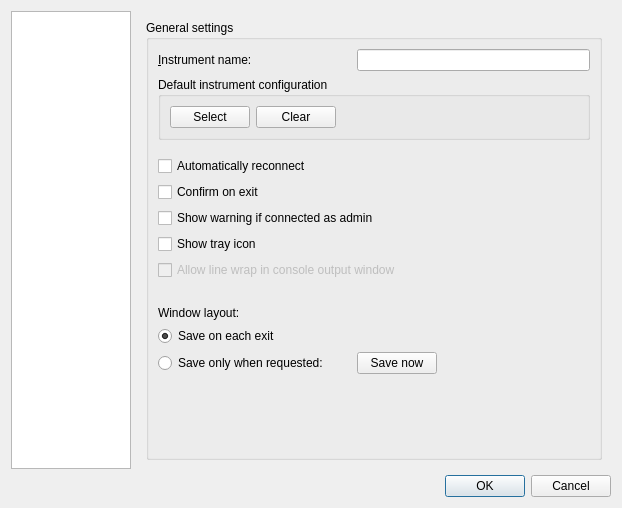
The window that nicos/clients/gui/dialogs/settings.ui (mlz-ictrl/nicos) describes before a commit, drawn with Qt 5.
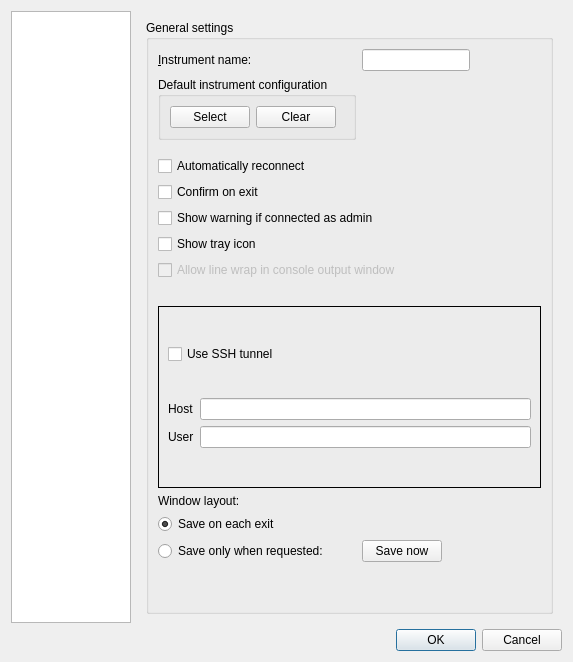
The same window after the commit.

Commit message:
GUI: Add option to configure ssh tunnel interactively
Since the command line option to configure the ssh tunnel is not very
comfortable for standard users an option to configure the ssh tunnel via
the graphical setup would be quiet useful. It's helpful as well for the
windows version.

The sshtunnel package requirements are increased to fix some problems
with finishing the client.

The edit to the form file:
```diff
--- a/nicos/clients/gui/dialogs/settings.ui
+++ b/nicos/clients/gui/dialogs/settings.ui
@@ -6,10 +6,16 @@
    <rect>
     <x>0</x>
     <y>0</y>
-    <width>622</width>
-    <height>508</height>
+    <width>573</width>
+    <height>662</height>
    </rect>
   </property>
+  <property name="sizePolicy">
+   <sizepolicy hsizetype="Preferred" vsizetype="MinimumExpanding">
+    <horstretch>0</horstretch>
+    <verstretch>0</verstretch>
+   </sizepolicy>
+  </property>
   <property name="windowTitle">
    <string>Preferences</string>
   </property>
@@ -33,30 +39,6 @@
           <string>General settings</string>
          </property>
          <layout class="QGridLayout" name="gridLayout_3">
-          <item row="14" column="0">
-           <widget class="QRadioButton" name="manualSaveLayout">
-            <property name="text">
-             <string>Save only when requested:       </string>
-            </property>
-           </widget>
-          </item>
-          <item row="10" column="0" colspan="3">
-           <widget class="QCheckBox" name="allowOutputLineWrap">
-            <property name="enabled">
-             <bool>false</bool>
-            </property>
-            <property name="text">
-             <string>Allow line wrap in console output window</string>
-            </property>
-           </widget>
-          </item>
-          <item row="8" column="0" colspan="2">
-           <widget class="QCheckBox" name="warnWhenAdmin">
-            <property name="text">
-             <string>Show warning if connected as admin</string>
-            </property>
-           </widget>
-          </item>
           <item row="0" column="0">
            <widget class="QLabel" name="label_2">
             <property name="text">
@@ -67,77 +49,7 @@
             </property>
            </widget>
           </item>
-          <item row="12" column="0">
-           <widget class="QLabel" name="label">
-            <property name="text">
-             <string>Window layout:</string>
-            </property>
-           </widget>
-          </item>
-          <item row="11" column="0">
-           <spacer name="verticalSpacer_3">
-            <property name="orientation">
-             <enum>Qt::Vertical</enum>
-            </property>
-            <property name="sizeType">
-             <enum>QSizePolicy::Fixed</enum>
-            </property>
-            <property name="sizeHint" stdset="0">
-             <size>
-              <width>20</width>
-              <height>20</height>
-             </size>
-            </property>
-           </spacer>
-          </item>
-          <item row="13" column="0" colspan="2">
-           <widget class="QRadioButton" name="autoSaveLayout">
-            <property name="text">
-             <string>Save on each exit</string>
-            </property>
-            <property name="checked">
-             <bool>true</bool>
-            </property>
-           </widget>
-          </item>
-          <item row="7" column="0">
-           <widget class="QCheckBox" name="confirmExit">
-            <property name="text">
-             <string>Confirm on exit</string>
-            </property>
-           </widget>
-          </item>
-          <item row="6" column="0" colspan="2">
-           <widget class="QCheckBox" name="autoReconnect">
-            <property name="text">
-             <string>Automatically reconnect</string>
-            </property>
-           </widget>
-          </item>
-          <item row="5" column="0">
-           <spacer name="verticalSpacer_5">
-            <property name="orientation">
-             <enum>Qt::Vertical</enum>
-            </property>
-            <property name="sizeType">
-             <enum>QSizePolicy::Fixed</enum>
-            </property>
-            <property name="sizeHint" stdset="0">
-             <size>
-              <width>20</width>
-              <height>10</height>
-             </size>
-            </property>
-           </spacer>
-          </item>
-          <item row="9" column="0">
-           <widget class="QCheckBox" name="showTrayIcon">
-            <property name="text">
-             <string>Show tray icon</string>
-            </property>
-           </widget>
-          </item>
-          <item row="0" column="1" colspan="3">
+          <item row="0" column="1">
            <widget class="QLineEdit" name="instrument">
             <property name="sizePolicy">
              <sizepolicy hsizetype="Expanding" vsizetype="Fixed">
@@ -147,49 +59,7 @@
             </property>
            </widget>
           </item>
-          <item row="15" column="0">
-           <spacer name="verticalSpacer_2">
-            <property name="orientation">
-             <enum>Qt::Vertical</enum>
-            </property>
-            <property name="sizeHint" stdset="0">
-             <size>
-              <width>20</width>
-              <height>40</height>
-             </size>
-            </property>
-           </spacer>
-          </item>
-          <item row="14" column="3">
-           <spacer name="horizontalSpacer">
-            <property name="orientation">
-             <enum>Qt::Horizontal</enum>
-            </property>
-            <property name="sizeType">
-             <enum>QSizePolicy::Expanding</enum>
-            </property>
-            <property name="sizeHint" stdset="0">
-             <size>
-              <width>40</width>
-              <height>20</height>
-             </size>
-            </property>
-           </spacer>
-          </item>
-          <item row="14" column="1" colspan="2">
-           <widget class="QPushButton" name="saveLayoutBtn">
-            <property name="sizePolicy">
-             <sizepolicy hsizetype="Fixed" vsizetype="Fixed">
-              <horstretch>0</horstretch>
-              <verstretch>0</verstretch>
-             </sizepolicy>
-            </property>
-            <property name="text">
-             <string>Save now</string>
-            </property>
-           </widget>
-          </item>
-          <item row="1" column="0" colspan="4">
+          <item row="1" column="0">
            <widget class="QGroupBox" name="groupInstrConfig">
             <property name="title">
              <string>Default instrument configuration</string>
@@ -231,6 +101,221 @@
             </layout>
            </widget>
           </item>
+          <item row="2" column="0">
+           <spacer name="verticalSpacer_5">
+            <property name="orientation">
+             <enum>Qt::Vertical</enum>
+            </property>
+            <property name="sizeType">
+             <enum>QSizePolicy::Fixed</enum>
+            </property>
+            <property name="sizeHint" stdset="0">
+             <size>
+              <width>20</width>
+              <height>10</height>
+             </size>
+            </property>
+           </spacer>
+          </item>
+          <item row="3" column="0">
+           <widget class="QCheckBox" name="autoReconnect">
+            <property name="text">
+             <string>Automatically reconnect</string>
+            </property>
+           </widget>
+          </item>
+          <item row="4" column="0">
+           <widget class="QCheckBox" name="confirmExit">
+            <property name="text">
+             <string>Confirm on exit</string>
+            </property>
+           </widget>
+          </item>
+          <item row="5" column="0" colspan="2">
+           <widget class="QCheckBox" name="warnWhenAdmin">
+            <property name="text">
+             <string>Show warning if connected as admin</string>
+            </property>
+           </widget>
+          </item>
+          <item row="6" column="0">
+           <widget class="QCheckBox" name="showTrayIcon">
+            <property name="text">
+             <string>Show tray icon</string>
+            </property>
+           </widget>
+          </item>
+          <item row="7" column="0" colspan="2">
+           <widget class="QCheckBox" name="allowOutputLineWrap">
+            <property name="enabled">
+             <bool>false</bool>
+            </property>
+            <property name="text">
+             <string>Allow line wrap in console output window</string>
+            </property>
+           </widget>
+          </item>
+          <item row="8" column="0">
+           <spacer name="verticalSpacer_3">
+            <property name="orientation">
+             <enum>Qt::Vertical</enum>
+            </property>
+            <property name="sizeType">
+             <enum>QSizePolicy::Fixed</enum>
+            </property>
+            <property name="sizeHint" stdset="0">
+             <size>
+              <width>20</width>
+              <height>20</height>
+             </size>
+            </property>
+           </spacer>
+          </item>
+          <item row="9" column="0" colspan="3">
+           <widget class="QFrame" name="frame_3">
+            <property name="sizePolicy">
+             <sizepolicy hsizetype="Preferred" vsizetype="MinimumExpanding">
+              <horstretch>0</horstretch>
+              <verstretch>0</verstretch>
+             </sizepolicy>
+            </property>
+            <property name="frameShape">
+             <enum>QFrame::Panel</enum>
+            </property>
+            <layout class="QGridLayout" name="gridLayout_5">
+             <item row="1" column="0">
+              <layout class="QGridLayout" name="gridLayout_4">
+               <item row="0" column="0">
+                <widget class="QLabel" name="tunnelHostLabel">
+                 <property name="enabled">
+                  <bool>true</bool>
+                 </property>
+                 <property name="sizePolicy">
+                  <sizepolicy hsizetype="Minimum" vsizetype="Preferred">
+                   <horstretch>0</horstretch>
+                   <verstretch>0</verstretch>
+                  </sizepolicy>
+                 </property>
+                 <property name="text">
+                  <string>Host</string>
+                 </property>
+                </widget>
+               </item>
+               <item row="0" column="1">
+                <widget class="QLineEdit" name="tunnelHostInput">
+                 <property name="enabled">
+                  <bool>true</bool>
+                 </property>
+                </widget>
+               </item>
+               <item row="1" column="0">
+                <widget class="QLabel" name="tunnelUserLabel">
+                 <property name="enabled">
+                  <bool>true</bool>
+                 </property>
+                 <property name="sizePolicy">
+                  <sizepolicy hsizetype="Minimum" vsizetype="Preferred">
+                   <horstretch>0</horstretch>
+                   <verstretch>0</verstretch>
+                  </sizepolicy>
+                 </property>
+                 <property name="text">
+                  <string>User</string>
+                 </property>
+                </widget>
+               </item>
+               <item row="1" column="1">
+                <widget class="QLineEdit" name="tunnelUserInput">
+                 <property name="enabled">
+                  <bool>true</bool>
+                 </property>
+                </widget>
+               </item>
+              </layout>
+             </item>
+             <item row="0" column="0">
+              <layout class="QVBoxLayout" name="verticalLayout_2">
+               <item>
+                <widget class="QCheckBox" name="useTunnelCheckBox">
+                 <property name="text">
+                  <string>Use SSH tunnel</string>
+                 </property>
+                </widget>
+               </item>
+              </layout>
+             </item>
+            </layout>
+           </widget>
+          </item>
+          <item row="10" column="0">
+           <widget class="QLabel" name="label">
+            <property name="text">
+             <string>Window layout:</string>
+            </property>
+           </widget>
+          </item>
+          <item row="11" column="0">
+           <widget class="QRadioButton" name="autoSaveLayout">
+            <property name="text">
+             <string>Save on each exit</string>
+            </property>
+            <property name="checked">
+             <bool>true</bool>
+            </property>
+           </widget>
+          </item>
+          <item row="12" column="0">
+           <widget class="QRadioButton" name="manualSaveLayout">
+            <property name="text">
+             <string>Save only when requested:       </string>
+            </property>
+           </widget>
+          </item>
+          <item row="12" column="1">
+           <widget class="QPushButton" name="saveLayoutBtn">
+            <property name="sizePolicy">
+             <sizepolicy hsizetype="Fixed" vsizetype="Fixed">
+              <horstretch>0</horstretch>
+              <verstretch>0</verstretch>
+             </sizepolicy>
+            </property>
+            <property name="text">
+             <string>Save now</string>
+            </property>
+           </widget>
+          </item>
+          <item row="12" column="2">
+           <spacer name="horizontalSpacer">
+            <property name="orientation">
+             <enum>Qt::Horizontal</enum>
+            </property>
+            <property name="sizeType">
+             <enum>QSizePolicy::Expanding</enum>
+            </property>
+            <property name="sizeHint" stdset="0">
+             <size>
+              <width>40</width>
+              <height>20</height>
+             </size>
+            </property>
+           </spacer>
+          </item>
+          <item row="13" column="0">
+           <spacer name="verticalSpacer_4">
+            <property name="orientation">
+             <enum>Qt::Vertical</enum>
+            </property>
+            <property name="sizeType">
+             <enum>QSizePolicy::Maximum</enum>
+            </property>
+            <property name="sizeHint" stdset="0">
+             <size>
+              <width>20</width>
+              <height>40</height>
+             </size>
+            </property>
+           </spacer>
+          </item>
          </layout>
         </widget>
        </item>
```
Left out of the diff: 64 changed lines with no effect on the pictures. The commit also changes 3 other files.
